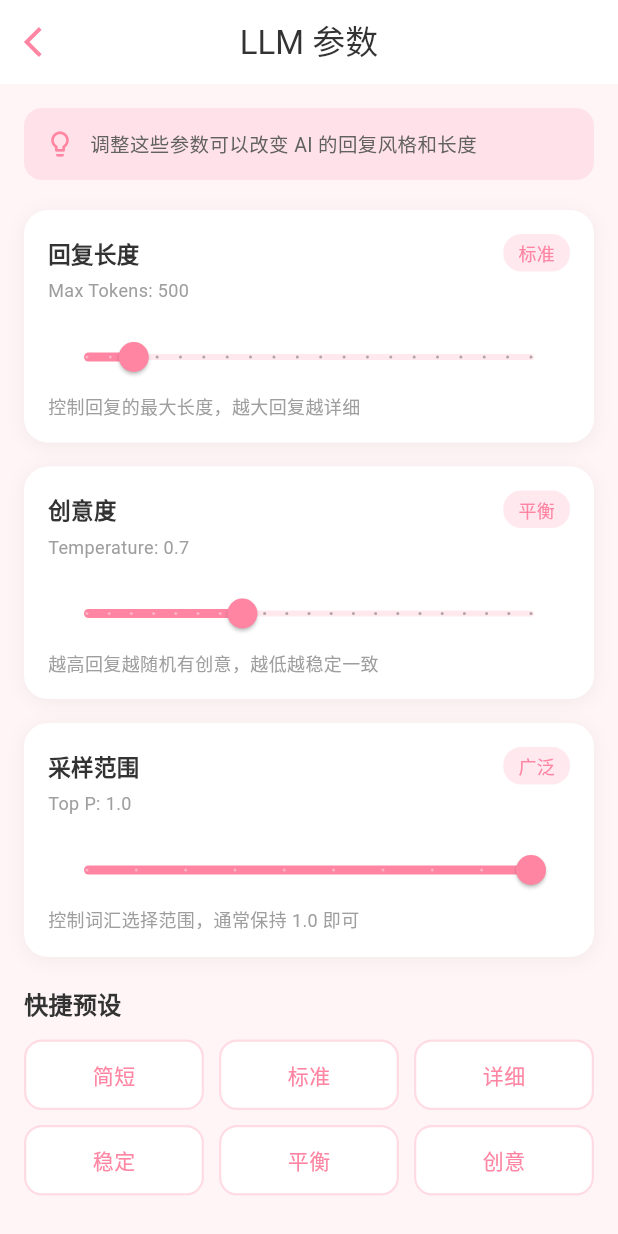
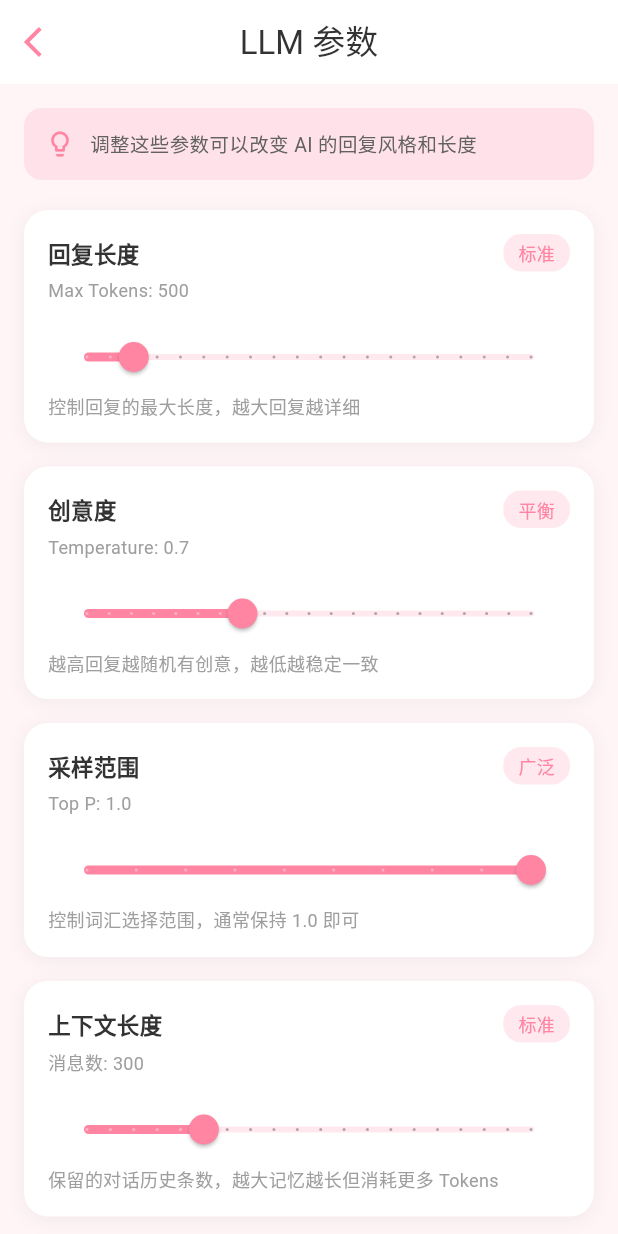
Before and after one commit to SunWithCat/lumi, a Flutter app: the LLMSettingsPage screen opened directly, on a phone screen of 412 x 824 dp. Run offline on Flutter 3.47's test engine with Material 3 defaults, Android fonts, the phone set to English and light mode, and no system bars; drawn by our look-alikes of toastification; our stand-ins replace dio, drift, flutter_riverpod, hooks_riverpod, logger; accounts and stored records are empty; generated files the repository leaves out were written again.

Commit message:
feat:添加可以自定义上下文长度的设置

```diff
--- a/lib/core/config/app_settings.dart
+++ b/lib/core/config/app_settings.dart
@@ -43,12 +43,14 @@ class LLMSettings {
   final int maxTokens; // 最大输出 token 数
   final double topP; // 0.0-1.0, nucleus sampling
   final bool enableSearch;
+  final int maxContextMessages; // 上下文消息数量限制
 
   const LLMSettings({
     this.temperature = 0.7,
     this.maxTokens = 500,
     this.topP = 1.0,
     this.enableSearch = false,
+    this.maxContextMessages = 300,
   });
 
   LLMSettings copyWith({
@@ -56,12 +58,14 @@ class LLMSettings {
     int? maxTokens,
     double? topP,
     bool? enableSearch,
+    int? maxContextMessages,
   }) {
     return LLMSettings(
       temperature: temperature ?? this.temperature,
       maxTokens: maxTokens ?? this.maxTokens,
       topP: topP ?? this.topP,
       enableSearch: enableSearch ?? this.enableSearch,
+      maxContextMessages: maxContextMessages ?? this.maxContextMessages,
     );
   }
 }
@@ -101,6 +105,7 @@ class AppSettingsNotifier extends StateNotifier<AppSettingsState> {
   static const _keyApiKey = 'api_key';
   static const _keyApiModel = 'api_model';
   static const _keyEnableSearch = 'enable_search';
+  static const _keyMaxContextMessages = 'max_context_messages';
 
   final AppDatabase _db;
   late final Future<void> _loadFuture;
@@ -118,6 +123,7 @@ class AppSettingsNotifier extends StateNotifier<AppSettingsState> {
     final baseUrlStr = await _db.getSetting(_keyApiBaseUrl);
     final apiKeyStr = await _db.getSetting(_keyApiKey);
     final modelStr = await _db.getSetting(_keyApiModel);
+    final maxContextMessagesStr = await _db.getSetting(_keyMaxContextMessages);
 
     RenderQuality quality = RenderQuality.medium;
     if (qualityStr != null) {
@@ -130,6 +136,7 @@ class AppSettingsNotifier extends StateNotifier<AppSettingsState> {
       maxTokens: int.tryParse(maxTokensStr ?? '') ?? 500,
       topP: double.tryParse(topPStr ?? '') ?? 1.0,
       enableSearch: bool.tryParse(enableSearch ?? '') ?? false,
+      maxContextMessages: int.tryParse(maxContextMessagesStr ?? '') ?? 300,
     );
 
     final apiSettings = ApiSettings(
@@ -191,6 +198,15 @@ class AppSettingsNotifier extends StateNotifier<AppSettingsState> {
     await _db.setSetting(_keyEnableSearch, value.toString());
   }
 
+  /// 设置上下文消息数量限制
+  Future<void> setMaxContextMessages(int value) async {
+    final clamped = value.clamp(50, 1000);
+    state = state.copyWith(
+      llmSettings: state.llmSettings.copyWith(maxContextMessages: clamped),
+    );
+    await _db.setSetting(_keyMaxContextMessages, clamped.toString());
+  }
+
   /// 批量更新 LLM 设置
   Future<void> updateLLMSettings(LLMSettings settings) async {
     state = state.copyWith(llmSettings: settings);
--- a/lib/features/memory/domain/context_manager.dart
+++ b/lib/features/memory/domain/context_manager.dart
@@ -9,7 +9,7 @@ import 'package:lumi/features/soul/domain/entities/chat_message.dart';
 
 class ContextManager {
   /// 默认配置
-  static const int defaultMaxContextMessages = 100;
+  static const int defaultMaxContextMessages = 300;
   static const int defaultMaxMemories = 10;
   static const int defaultEstimatedTokensPerMessage = 50;
 
--- a/lib/features/settings/presentation/pages/llm_settings_page.dart
+++ b/lib/features/settings/presentation/pages/llm_settings_page.dart
@@ -75,6 +75,20 @@ class _LLMSettingsPageState extends ConsumerState<LLMSettingsPage> {
             onChanged: (v) =>
                 ref.read(appSettingsProvider.notifier).setLLMTopP(v),
             valueLabel: _getTopPLabel(llm.topP),
+          ),
+          const SizedBox(height: 16),
+          _buildSliderCard(
+            context: context,
+            title: '上下文长度',
+            subtitle: '消息数: ${llm.maxContextMessages}',
+            description: '保留的对话历史条数，越大记忆越长但消耗更多 Tokens',
+            value: llm.maxContextMessages.toDouble(),
+            min: 50,
+            max: 1000,
+            divisions: 19,
+            onChanged: (v) =>
+                ref.read(appSettingsProvider.notifier).setMaxContextMessages(v.round()),
+            valueLabel: _getMaxContextMessagesLabel(llm.maxContextMessages),
           ),
           const SizedBox(height: 20),
           _buildPresetButtons(context),
@@ -307,4 +321,11 @@ class _LLMSettingsPageState extends ConsumerState<LLMSettingsPage> {
     if (value <= 0.9) return '平衡';
     return '广泛';
   }
+
+  String _getMaxContextMessagesLabel(int value) {
+    if (value <= 100) return '较短';
+    if (value <= 300) return '标准';
+    if (value <= 500) return '较长';
+    return '超长';
+  }
 }
--- a/lib/features/settings/presentation/pages/settings_page.dart
+++ b/lib/features/settings/presentation/pages/settings_page.dart
@@ -224,7 +224,7 @@ class SettingsPage extends ConsumerWidget {
                 ),
                 const SizedBox(height: 2),
                 Text(
-                  hasEnable ? '已开启，会额外消耗 Token 量' : '关闭中',
+                  hasEnable ? '已开启，会额外消耗 Tokens' : '关闭中',
                   style: TextStyle(fontSize: 13, color: Colors.grey[500]),
                 ),
               ],
```
Also changed, not shown: lib/features/soul/presentation/providers/chat_provider.dart (+7 -2 lines), 1 other file.
